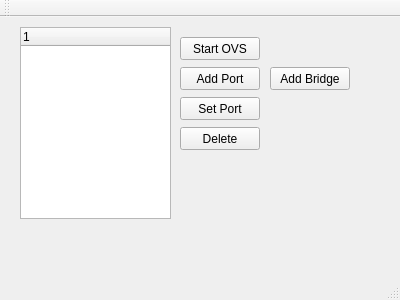
Qt form mainwindow.ui (CodeMySky/one-handed-ovs) before a commit.
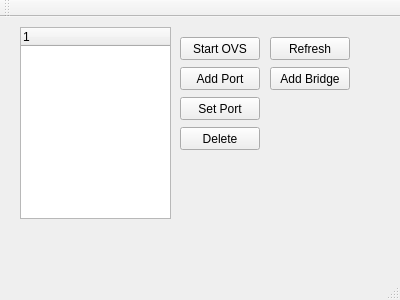
The same form after that commit.

What changed in the file:
```diff
--- a/mainwindow.ui
+++ b/mainwindow.ui
@@ -107,6 +107,19 @@
      <string/>
     </property>
    </widget>
+   <widget class="QPushButton" name="refreshButton">
+    <property name="geometry">
+     <rect>
+      <x>270</x>
+      <y>20</y>
+      <width>80</width>
+      <height>23</height>
+     </rect>
+    </property>
+    <property name="text">
+     <string>Refresh</string>
+    </property>
+   </widget>
   </widget>
   <widget class="QMenuBar" name="menuBar">
    <property name="geometry">
```
